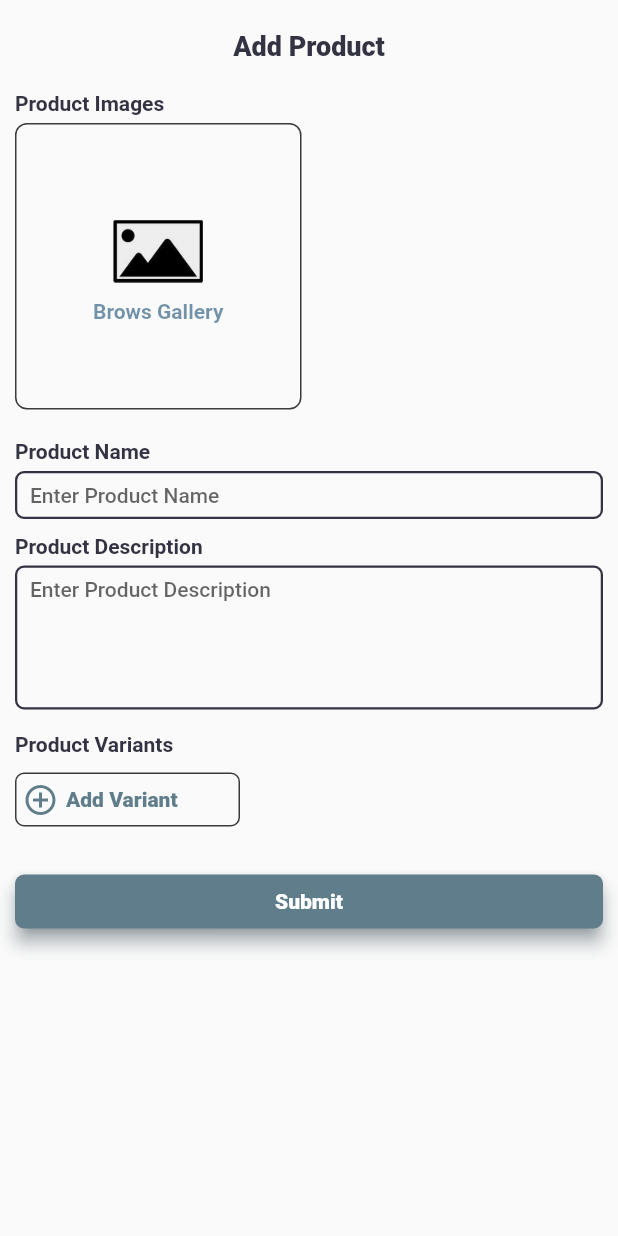
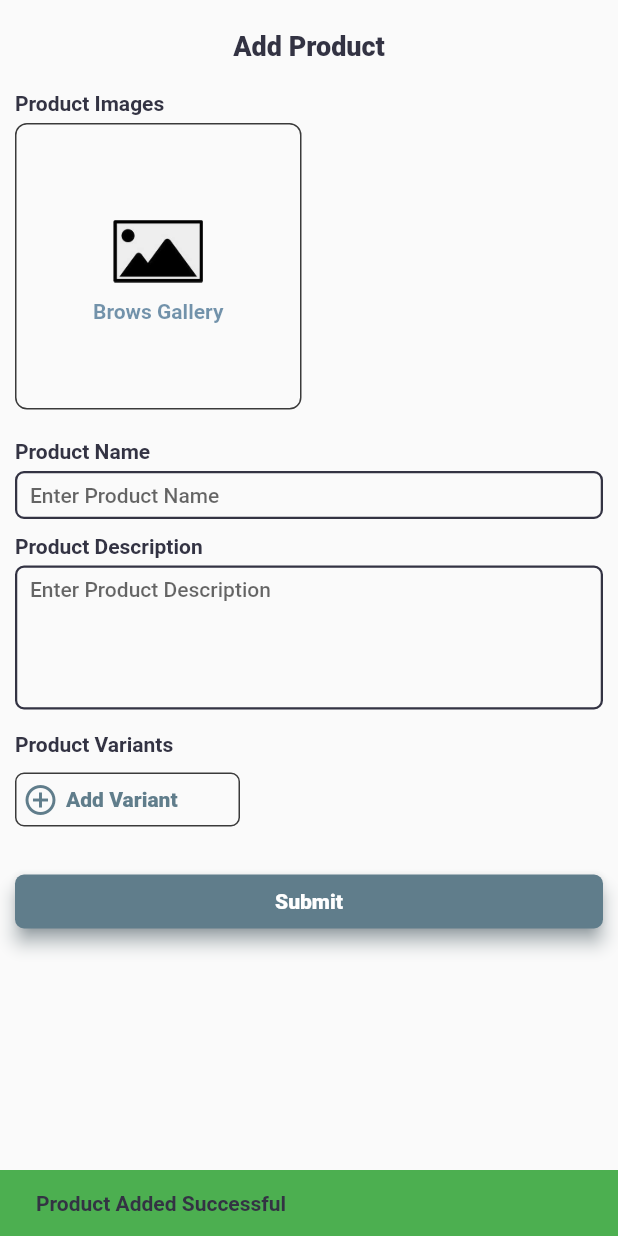
Before and after one commit to izajul/demo_product_manage, a Flutter app: the screen it shows after launch, after a tap on "Submit", on a phone screen of 412 x 824 dp. Run offline on Flutter 3.47's test engine with Material 2 defaults, Android fonts, the phone set to English and light mode, and no system bars; our stand-ins replace cloud_firestore, firebase_core, flutter_mobx, image_picker, mobx; accounts and stored records are empty; generated files the repository leaves out were written again; Roboto replaces fonts that are missing (Georgia, Hind).

Commit message:
Product Adding issue solved

```diff
--- a/lib/store/add_store.dart
+++ b/lib/store/add_store.dart
@@ -108,12 +108,14 @@ abstract class _AddProductStore with Store {
   /// Add Product to Firebase
   @action
   Future<bool> addProduct() async {
+    status = true;
     var product = ProductModel(
         images: images,
         variants: variants,
         name: name,
         description: description);
     final res = await _repo.addAProduct(product);
+    status = false;
     return res;
   }
 }
--- a/lib/view/add_product.view.dart
+++ b/lib/view/add_product.view.dart
@@ -113,7 +113,26 @@ class _AddProductState extends State<AddProduct> {
                                 borderRadius: BorderRadius.circular(6)),
                           ),
                           onPressed: () {
-                            store.addProduct().then((value) {});
+                            store.addProduct().then((value) {
+                              var msg = "";
+                              if (value) {
+                                msg = "Product Added Successful";
+
+                                /// Route to All Product List Page
+                              } else {
+                                msg = "Product Added Failed";
+                              }
+
+                              ScaffoldMessenger.of(context)
+                                  .showSnackBar(SnackBar(
+                                content: Text(
+                                  msg,
+                                  style: textTheme.subtitle1,
+                                ),
+                                backgroundColor:
+                                    value ? Colors.green : Colors.redAccent,
+                              ));
+                            });
                           },
                           child: const Text("Submit")),
                 ),
```
